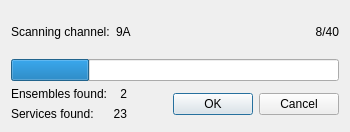
Above: gui/scanner/scannerdialog.ui from KejPi/AbracaDABra before the change. Below: the same form after it.
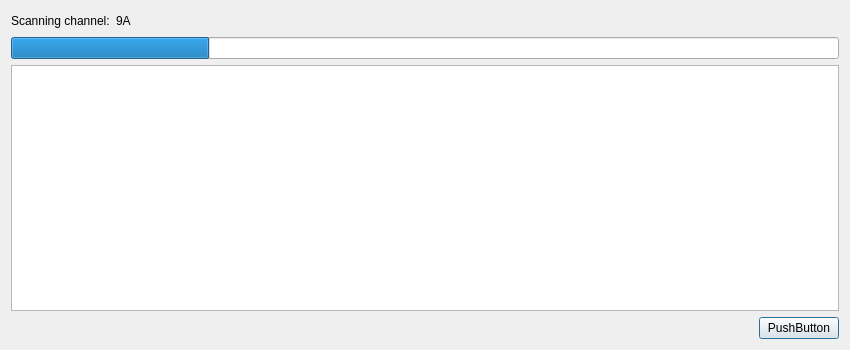
That is the form after the change.

Commit message: Scanner tool: table implemented

The edit to the form file:
```diff
--- a/gui/scanner/scannerdialog.ui
+++ b/gui/scanner/scannerdialog.ui
@@ -6,15 +6,15 @@
    <rect>
     <x>0</x>
     <y>0</y>
-    <width>350</width>
-    <height>132</height>
+    <width>850</width>
+    <height>350</height>
    </rect>
   </property>
   <property name="windowTitle">
    <string>Scanning tool</string>
   </property>
   <layout class="QGridLayout" name="gridLayout_2">
-   <item row="0" column="0" colspan="3">
+   <item row="0" column="0" colspan="2">
     <layout class="QHBoxLayout" name="horizontalLayout_3">
      <item>
       <layout class="QHBoxLayout" name="horizontalLayout_2">
@@ -35,63 +35,21 @@
       </layout>
      </item>
      <item>
-      <widget class="QLabel" name="progressLabel">
-       <property name="text">
-        <string notr="true">8/40</string>
+      <spacer name="horizontalSpacer">
+       <property name="orientation">
+        <enum>Qt::Orientation::Horizontal</enum>
        </property>
-       <property name="alignment">
-        <set>Qt::AlignmentFlag::AlignRight|Qt::AlignmentFlag::AlignTrailing|Qt::AlignmentFlag::AlignVCenter</set>
+       <property name="sizeHint" stdset="0">
+        <size>
+         <width>40</width>
+         <height>20</height>
+        </size>
        </property>
-      </widget>
+      </spacer>
      </item>
     </layout>
    </item>
-   <item row="2" column="2">
-    <widget class="QDialogButtonBox" name="buttonBox">
-     <property name="standardButtons">
-      <set>QDialogButtonBox::StandardButton::Cancel|QDialogButtonBox::StandardButton::Ok</set>
-     </property>
-    </widget>
-   </item>
-   <item row="2" column="0">
-    <layout class="QGridLayout" name="gridLayout">
-     <item row="1" column="0">
-      <widget class="QLabel" name="servicesFoundLabel">
-       <property name="text">
-        <string>Services found:</string>
-       </property>
-      </widget>
-     </item>
-     <item row="1" column="1">
-      <widget class="QLabel" name="numServicesFoundLabel">
-       <property name="text">
-        <string notr="true">23</string>
-       </property>
-       <property name="alignment">
-        <set>Qt::AlignmentFlag::AlignRight|Qt::AlignmentFlag::AlignTrailing|Qt::AlignmentFlag::AlignVCenter</set>
-       </property>
-      </widget>
-     </item>
-     <item row="0" column="0">
-      <widget class="QLabel" name="ensemblesFoundLabel">
-       <property name="text">
-        <string>Ensembles found:</string>
-       </property>
-      </widget>
-     </item>
-     <item row="0" column="1">
-      <widget class="QLabel" name="numEnsemblesFoundLabel">
-       <property name="text">
-        <string notr="true">2</string>
-       </property>
-       <property name="alignment">
-        <set>Qt::AlignmentFlag::AlignRight|Qt::AlignmentFlag::AlignTrailing|Qt::AlignmentFlag::AlignVCenter</set>
-       </property>
-      </widget>
-     </item>
-    </layout>
-   </item>
-   <item row="1" column="0" colspan="3">
+   <item row="1" column="0" colspan="2">
     <widget class="QProgressBar" name="progressBar">
      <property name="value">
       <number>24</number>
@@ -101,7 +59,17 @@
      </property>
     </widget>
    </item>
-   <item row="2" column="1">
+   <item row="2" column="0" colspan="2">
+    <widget class="QTableView" name="txTableView"/>
+   </item>
+   <item row="3" column="1">
+    <widget class="QPushButton" name="startStopButton">
+     <property name="text">
+      <string>PushButton</string>
+     </property>
+    </widget>
+   </item>
+   <item row="3" column="0">
     <spacer name="horizontalSpacer_2">
      <property name="orientation">
       <enum>Qt::Orientation::Horizontal</enum>
```
The commit also changes 9 other files.
